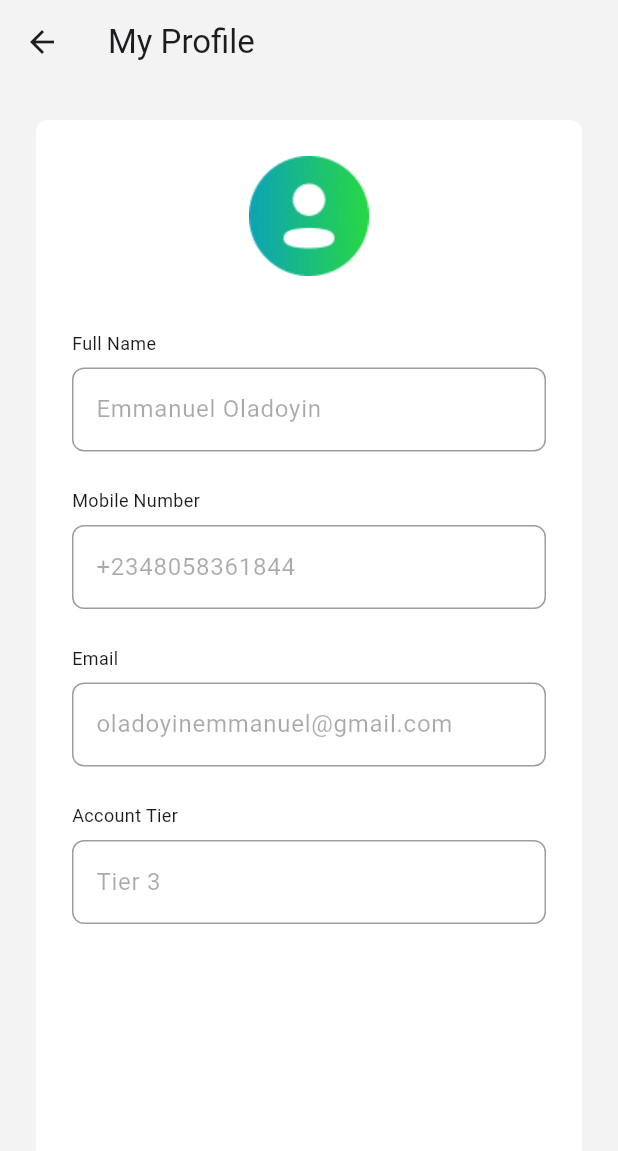
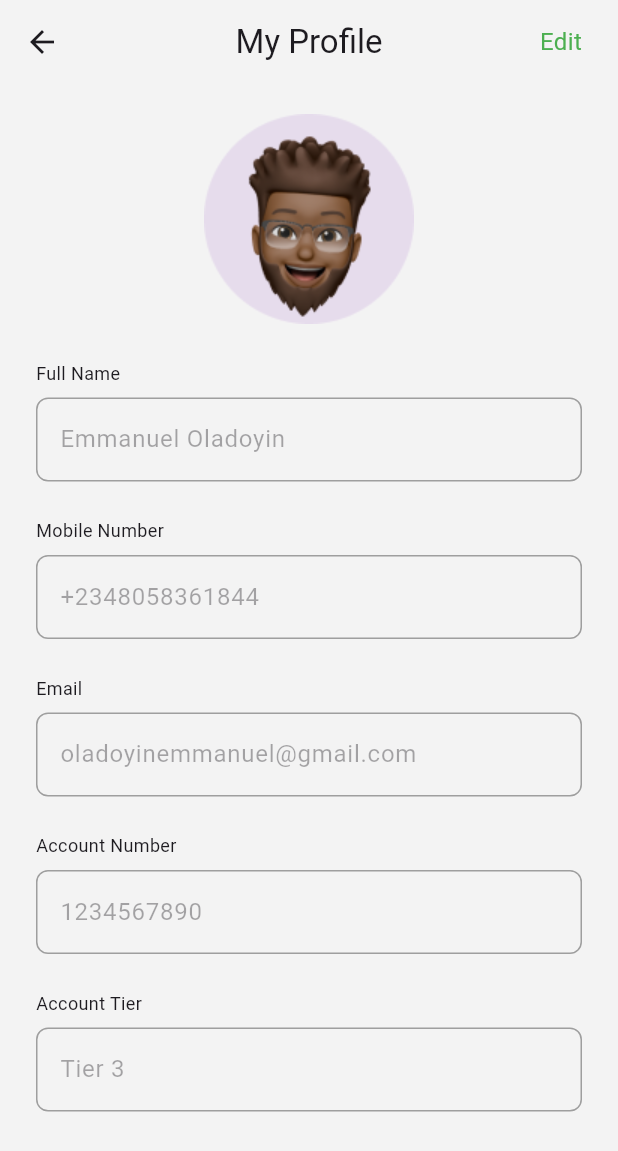
Before and after one commit to olumuyiwaa/fatherland-money, a Flutter app: the Profile screen opened directly, on a phone screen of 412 x 824 dp. Shown: the top 1151 px of the screen. Run offline on Flutter 3.47's test engine with Material 3 defaults, Android fonts, the phone set to English and light mode, and no system bars; our stand-ins replace fl_chart.

Commit message:
"Updated image assets and navigation in various pages, added Page404 references, and modified Profile page layout."

```diff
--- a/lib/pages/bank_statement.dart
+++ b/lib/pages/bank_statement.dart
@@ -72,7 +72,7 @@ class _BankStatementState extends State<BankStatement> {
             child: Image(
               height: 42,
               width: 42,
-              image: AssetImage('assets/icon-1.png'),
+              image: AssetImage('assets/image-1.png'),
             ),
           ),
           SizedBox(
--- a/lib/pages/home_page.dart
+++ b/lib/pages/home_page.dart
@@ -51,7 +51,7 @@ class HomePage extends StatelessWidget {
               child: Image(
                 height: 42,
                 width: 42,
-                image: AssetImage('assets/icon-1.png'),
+                image: AssetImage('assets/image-1.png'),
               ),
             ),
           ],
--- a/lib/pages/money_remitance.dart
+++ b/lib/pages/money_remitance.dart
@@ -29,7 +29,7 @@ class MoneyRemitancePage extends StatelessWidget {
               child: Image(
                 height: 42,
                 width: 42,
-                image: AssetImage('assets/icon-1.png'),
+                image: AssetImage('assets/image-1.png'),
               ),
             ),
             SizedBox(
--- a/lib/pages/money_transfer_page.dart
+++ b/lib/pages/money_transfer_page.dart
@@ -29,7 +29,7 @@ class MoneyTransferPage extends StatelessWidget {
               child: Image(
                 height: 42,
                 width: 42,
-                image: AssetImage('assets/icon-1.png'),
+                image: AssetImage('assets/image-1.png'),
               ),
             ),
             SizedBox(
--- a/lib/pages/profile.dart
+++ b/lib/pages/profile.dart
@@ -13,23 +13,33 @@ class Profile extends StatelessWidget {
       appBar: AppBar(
         backgroundColor: Color.fromARGB(255, 243, 243, 243),
         title: Text('My Profile'),
+        centerTitle: true,
+        actions: [
+          Text(
+            'Edit',
+            style: TextStyle(fontSize: 16, color: Colors.green),
+          ),
+          SizedBox(
+            width: 24,
+          )
+        ],
       ),
       body: Padding(
-          padding: EdgeInsets.all(24),
-          child: Container(
-            padding: EdgeInsets.all(24),
-            decoration: BoxDecoration(
-                color: Colors.white, borderRadius: BorderRadius.circular(8)),
-            child: Column(
-              crossAxisAlignment: CrossAxisAlignment.center,
+          padding: EdgeInsets.only(left: 24, right: 24),
+          child: ListView(
+            children: [
+              SizedBox(
+                height: 20,
+              ),
+              Column(
                 children: [
                   Image(
-                  height: 80,
-                  width: 80,
-                  image: AssetImage('assets/icon-1.png'),
+                    height: 140,
+                    width: 140,
+                    image: AssetImage('assets/image-1.png'),
                   ),
                   SizedBox(
-                  height: 24,
+                    height: 12,
                   ),
                   UnmutableInputField(
                       inputTitle: 'Full Name',
@@ -41,9 +51,13 @@ class Profile extends StatelessWidget {
                       inputTitle: 'Email',
                       inputHintText: 'oladoyinemmanuel@gmail.com'),
                   UnmutableInputField(
+                      inputTitle: 'Account Number',
+                      inputHintText: '1234567890'),
+                  UnmutableInputField(
                       inputTitle: 'Account Tier', inputHintText: 'Tier 3')
                 ],
-            ),
+              )
+            ],
           )),
     );
   }
--- a/lib/pages/transaction_log.dart
+++ b/lib/pages/transaction_log.dart
@@ -47,7 +47,7 @@ class TransactionLog extends StatelessWidget {
               child: Image(
                 height: 42,
                 width: 42,
-                image: AssetImage('assets/icon-1.png'),
+                image: AssetImage('assets/image-1.png'),
               ),
             ),
           ],
--- a/pubspec.yaml
+++ b/pubspec.yaml
@@ -63,6 +63,7 @@ flutter:
     - assets/icon-3.png
     - assets/icon-4.png
     - assets/icon-5.png
+    - assets/image-1.png
     - assets/vector.png
     - assets/vector-1.png
 
```
Also changed, not shown: lib/pages/manage_expenditures.dart (+6 -1 lines), lib/pages/page404.dart (added, +22 -0 lines), lib/pages/settings_page.dart (+16 -1 lines), lib/utilities/app_tile.dart (+7 -2 lines), assets/image-1.png (added). Lines whose indentation alone changed are shown as unchanged.
